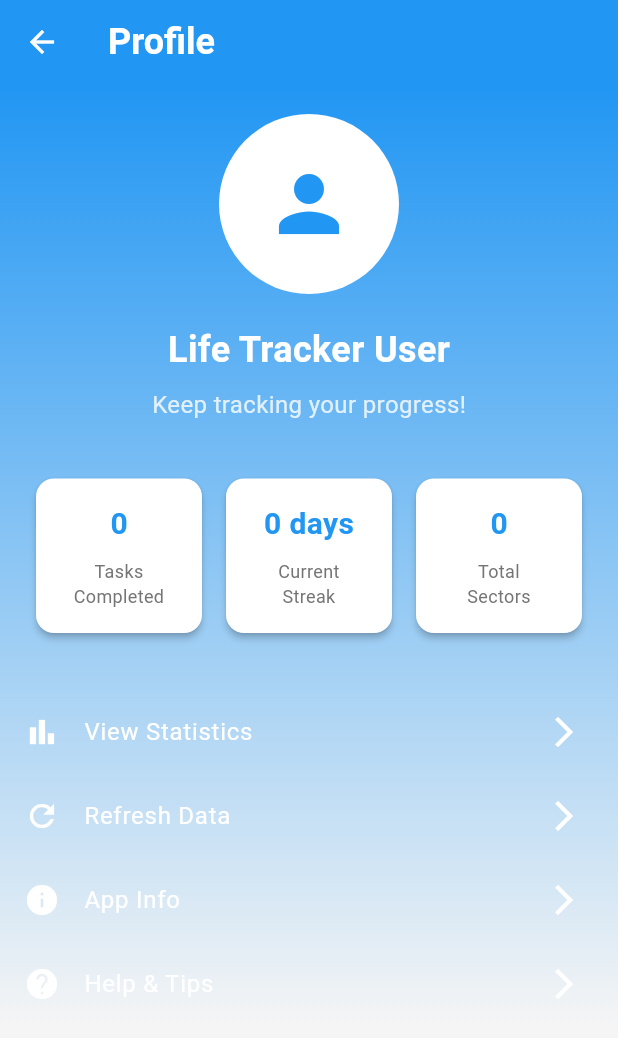
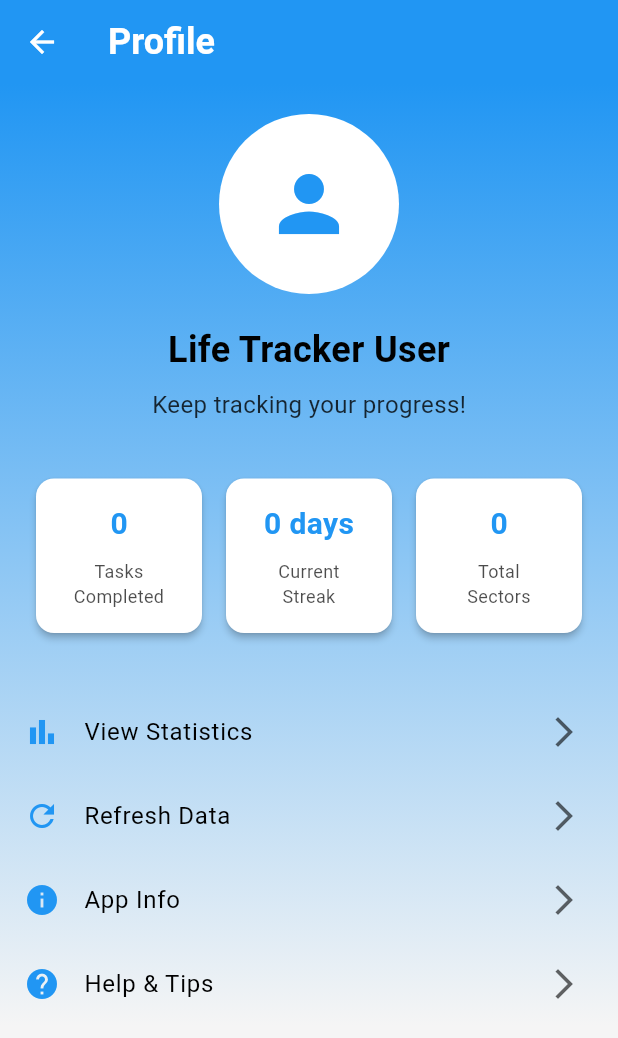
Before and after one commit to naamiahmed/Life-Traker, a Flutter app: the ProfilePage screen opened directly, on a phone screen of 412 x 824 dp. Shown: the top 1038 px of the screen. Run offline on Flutter 3.47's test engine with Material 3 defaults, Android fonts, the phone set to English and light mode, and no system bars; our stand-ins replace fl_chart, google_fonts, hive, hive_flutter, shared_preferences; accounts and stored records are empty.

Commit message:
Refactor Settings and Profile screens to utilize theme colors for improved UI consistency; add UserModel and UserService for user data management, including profile icon updates and data clearing functionality.

```diff
--- a/life_tracker/lib/screens/extra/profile.dart
+++ b/life_tracker/lib/screens/extra/profile.dart
@@ -93,12 +93,12 @@ class _ProfilePageState extends State<ProfilePage> {
                       ),
                       const SizedBox(height: 20),
                       // User Name
-                      const Text(
+                      Text(
                         'Life Tracker User',
                         style: TextStyle(
                           fontSize: 24,
                           fontWeight: FontWeight.bold,
-                          color: Colors.white,
+                          color: Theme.of(context).textTheme.titleLarge?.color,
                         ),
                       ),
                       const SizedBox(height: 8),
@@ -107,7 +107,7 @@ class _ProfilePageState extends State<ProfilePage> {
                         'Keep tracking your progress!',
                         style: TextStyle(
                           fontSize: 16,
-                          color: Colors.white.withOpacity(0.8),
+                          color: Theme.of(context).textTheme.bodyMedium?.color?.withOpacity(0.8),
                         ),
                       ),
                       const SizedBox(height: 30),
@@ -189,7 +189,7 @@ class _ProfilePageState extends State<ProfilePage> {
                 textAlign: TextAlign.center,
                 style: TextStyle(
                   fontSize: 12,
-                  color: Colors.grey[600],
+                  color: Theme.of(context).textTheme.bodyMedium?.color?.withOpacity(0.7),
                 ),
               ),
             ],
@@ -208,19 +208,20 @@ class _ProfilePageState extends State<ProfilePage> {
     return ListTile(
       leading: Icon(
         icon,
-        color: Colors.white,
+        color: Theme.of(context).primaryColor,
       ),
       title: Text(
         title,
-        style: const TextStyle(
-          color: Colors.white,
+        style: TextStyle(
+          color: Theme.of(context).textTheme.bodyLarge?.color,
           fontSize: 16,
         ),
       ),
-      trailing: const Icon(
+      trailing: Icon(
         Icons.arrow_forward_ios,
-        color: Colors.white,
-      ),      onTap: onTap,
+        color: Theme.of(context).textTheme.bodyMedium?.color?.withOpacity(0.6),
+      ),
+      onTap: onTap,
     );
   }
 
```
Also changed, not shown: life_tracker/lib/models/UserModel.dart (added, +41 -0 lines), life_tracker/lib/screens/extra/Settings.dart (+66 -17 lines), life_tracker/lib/services/UserService.dart (added, +63 -0 lines), life_tracker/lib/models/UserModel.g.dart (added).
